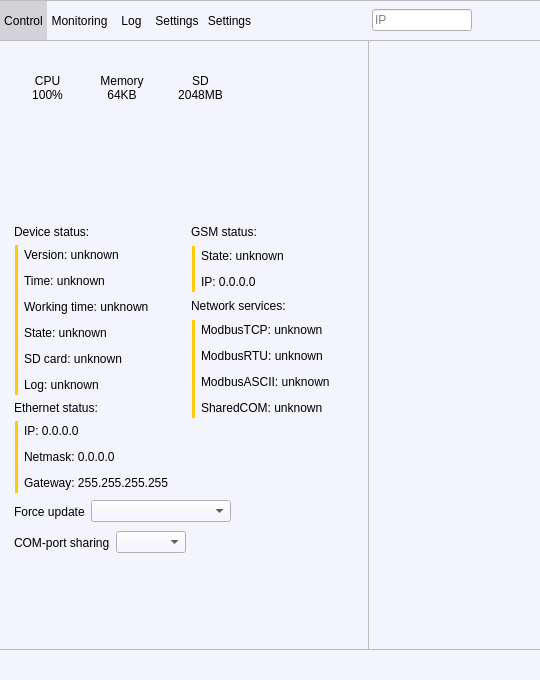
First picture: the form in Software/MarvieControl.ui, repository Orange-hanter/Marvie, before the edit.
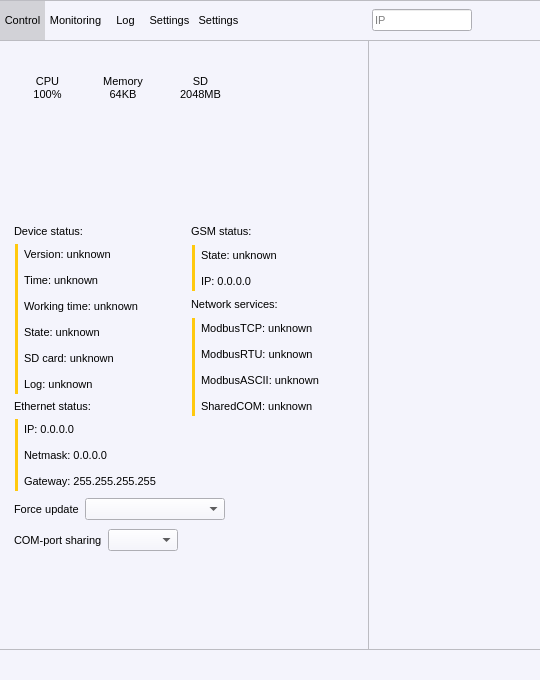
Second picture: the form after the edit. Icons and pictures are not drawn. Custom widgets are drawn as their Qt base class.

Diff of the .ui file:
```diff
--- a/Software/MarvieControl.ui
+++ b/Software/MarvieControl.ui
@@ -461,6 +461,7 @@
   <property name="font">
    <font>
     <family>Tahoma</family>
+    <pointsize>8</pointsize>
    </font>
   </property>
   <property name="windowTitle">
```
